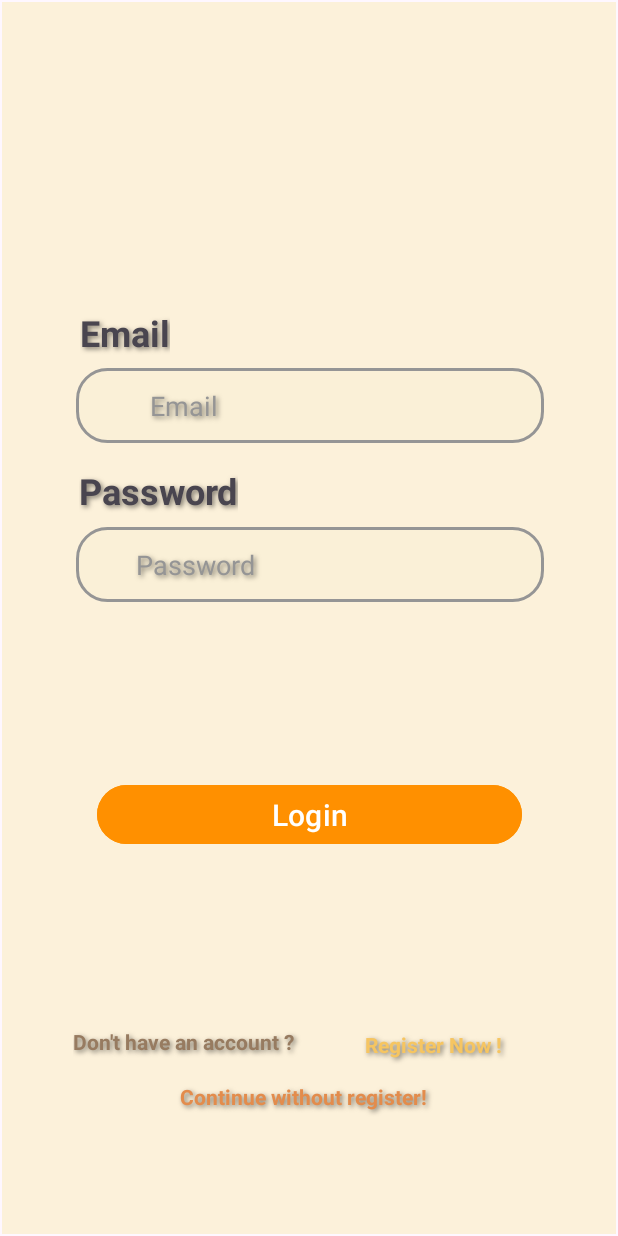
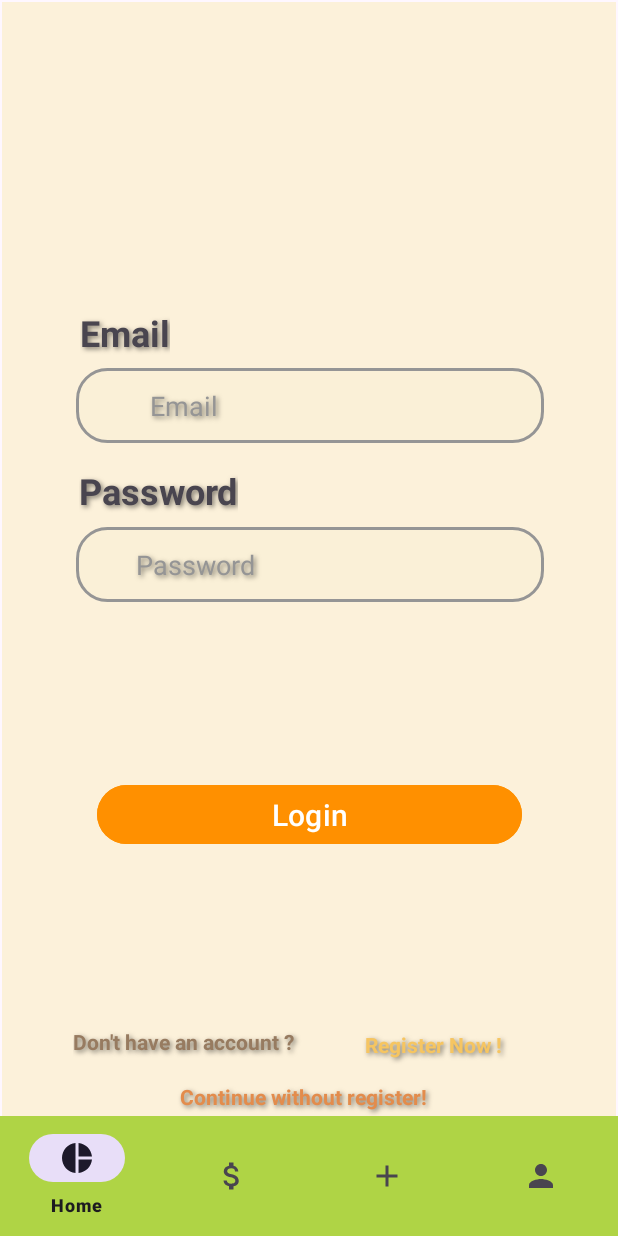
Before and after one commit to MertYigit0/BudgetManager, an Android app: the screen it shows after launch (MainActivity), on a phone screen of 412 x 824 dp. Run offline under Robolectric (Android 15) with nearby library versions, the phone set to English and light mode, and no system bars; our stand-ins replace Firebase (no records; nobody signed in at launch, a user with empty details on screens opened directly), navigation-ui.

Commit message:
Bottom Navbar bug

```diff
--- a/app/src/main/java/com/mertyigit0/budgetmanager/MainActivity.kt
+++ b/app/src/main/java/com/mertyigit0/budgetmanager/MainActivity.kt
@@ -2,10 +2,21 @@ package com.mertyigit0.budgetmanager
 
 import androidx.appcompat.app.AppCompatActivity
 import android.os.Bundle
+import androidx.navigation.findNavController
+import androidx.navigation.fragment.NavHostFragment
+import androidx.navigation.ui.setupWithNavController
+import com.google.android.material.bottomnavigation.BottomNavigationView
 
 class MainActivity : AppCompatActivity() {
     override fun onCreate(savedInstanceState: Bundle?) {
         super.onCreate(savedInstanceState)
         setContentView(R.layout.activity_main)
+
+        val bottomNavigationView = findViewById<BottomNavigationView>(R.id.bottomNavigationView)
+
+        val navHostFragment = supportFragmentManager.findFragmentById(R.id.fragmentContainerView) as NavHostFragment
+        val navController = navHostFragment.navController
+
+        bottomNavigationView.setupWithNavController(navController)
     }
 }
--- /dev/null
+++ b/app/src/main/res/drawable/baseline_add_24.xml
@@ -0,0 +1,5 @@
+<vector android:height="24dp" android:tint="#000000"
+    android:viewportHeight="24" android:viewportWidth="24"
+    android:width="24dp" xmlns:android="http://schemas.android.com/apk/res/android">
+    <path android:fillColor="@android:color/white" android:pathData="M19,13h-6v6h-2v-6H5v-2h6V5h2v6h6v2z"/>
+</vector>
--- /dev/null
+++ b/app/src/main/res/drawable/baseline_alarm_24.xml
@@ -0,0 +1,5 @@
+<vector android:height="24dp" android:tint="#000000"
+    android:viewportHeight="24" android:viewportWidth="24"
+    android:width="24dp" xmlns:android="http://schemas.android.com/apk/res/android">
+    <path android:fillColor="@android:color/white" android:pathData="M22,5.72l-4.6,-3.86 -1.29,1.53 4.6,3.86L22,5.72zM7.88,3.39L6.6,1.86 2,5.71l1.29,1.53 4.59,-3.85zM12.5,8L11,8v6l4.75,2.85 0.75,-1.23 -4,-2.37L12.5,8zM12,4c-4.97,0 -9,4.03 -9,9s4.02,9 9,9c4.97,0 9,-4.03 9,-9s-4.03,-9 -9,-9zM12,20c-3.87,0 -7,-3.13 -7,-7s3.13,-7 7,-7 7,3.13 7,7 -3.13,7 -7,7z"/>
+</vector>
--- /dev/null
+++ b/app/src/main/res/drawable/baseline_person_24.xml
@@ -0,0 +1,5 @@
+<vector android:height="24dp" android:tint="#000000"
+    android:viewportHeight="24" android:viewportWidth="24"
+    android:width="24dp" xmlns:android="http://schemas.android.com/apk/res/android">
+    <path android:fillColor="@android:color/white" android:pathData="M12,12c2.21,0 4,-1.79 4,-4s-1.79,-4 -4,-4 -4,1.79 -4,4 1.79,4 4,4zM12,14c-2.67,0 -8,1.34 -8,4v2h16v-2c0,-2.66 -5.33,-4 -8,-4z"/>
+</vector>
--- /dev/null
+++ b/app/src/main/res/drawable/baseline_pie_chart_24.xml
@@ -0,0 +1,5 @@
+<vector android:height="24dp" android:tint="#000000"
+    android:viewportHeight="24" android:viewportWidth="24"
+    android:width="24dp" xmlns:android="http://schemas.android.com/apk/res/android">
+    <path android:fillColor="@android:color/white" android:pathData="M11,2v20c-5.07,-0.5 -9,-4.79 -9,-10s3.93,-9.5 9,-10zM13.03,2v8.99L22,10.99c-0.47,-4.74 -4.24,-8.52 -8.97,-8.99zM13.03,13.01L13.03,22c4.74,-0.47 8.5,-4.25 8.97,-8.99h-8.97z"/>
+</vector>
--- a/app/src/main/res/layout/activity_main.xml
+++ b/app/src/main/res/layout/activity_main.xml
@@ -20,5 +20,21 @@
         app:layout_constraintEnd_toEndOf="parent"
         app:layout_constraintStart_toStartOf="parent"
         app:layout_constraintTop_toTopOf="parent"
-        app:navGraph="@navigation/nav_graph" />
+        app:navGraph="@navigation/nav_graph"
+        />
+
+    <com.google.android.material.bottomnavigation.BottomNavigationView
+       android:id="@+id/bottomNavigationView"
+        android:layout_width="match_parent"
+        android:layout_height="wrap_content"
+        android:background="#AFD445"
+        app:layout_constraintBottom_toBottomOf="parent"
+        app:layout_constraintEnd_toEndOf="parent"
+        app:layout_constraintHorizontal_bias="0.0"
+        app:layout_constraintStart_toStartOf="parent"
+        app:layout_constraintTop_toBottomOf="@+id/fragmentContainerView"
+        app:layout_constraintVertical_bias="1.0"
+        app:menu="@menu/bottom_menu"/>
+
+
 </androidx.constraintlayout.widget.ConstraintLayout>
--- /dev/null
+++ b/app/src/main/res/menu/bottom_menu.xml
@@ -0,0 +1,23 @@
+<?xml version="1.0" encoding="utf-8"?>
+<menu xmlns:android="http://schemas.android.com/apk/res/android">
+
+    <item
+        android:id="@+id/homeFragment"
+        android:title="Home"
+        android:icon="@drawable/baseline_pie_chart_24" />
+
+    <item
+        android:id="@+id/incomeFragment"
+        android:title="Incomes"
+        android:icon="@drawable/baseline_attach_money_24" />
+
+    <item
+        android:id="@+id/addIncomeFragment"
+        android:title="Add Income"
+        android:icon="@drawable/baseline_add_24" />
+
+    <item
+        android:id="@+id/settingsFragment"
+        android:title="Settings"
+        android:icon="@drawable/baseline_person_24" />
+</menu>
```
